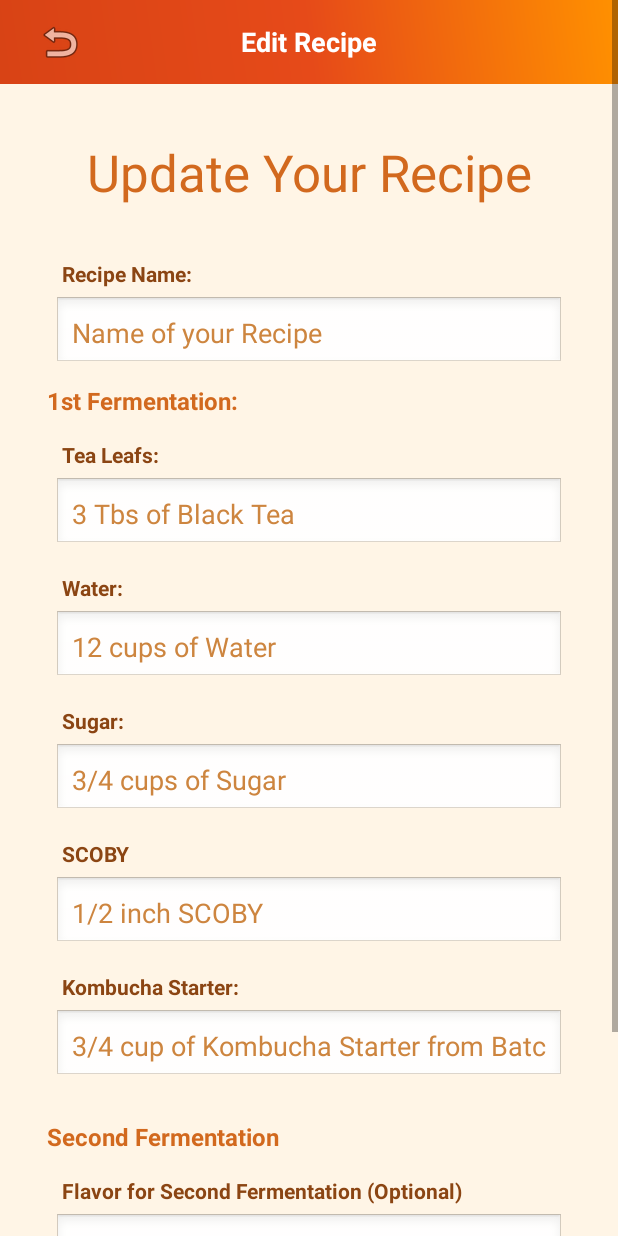
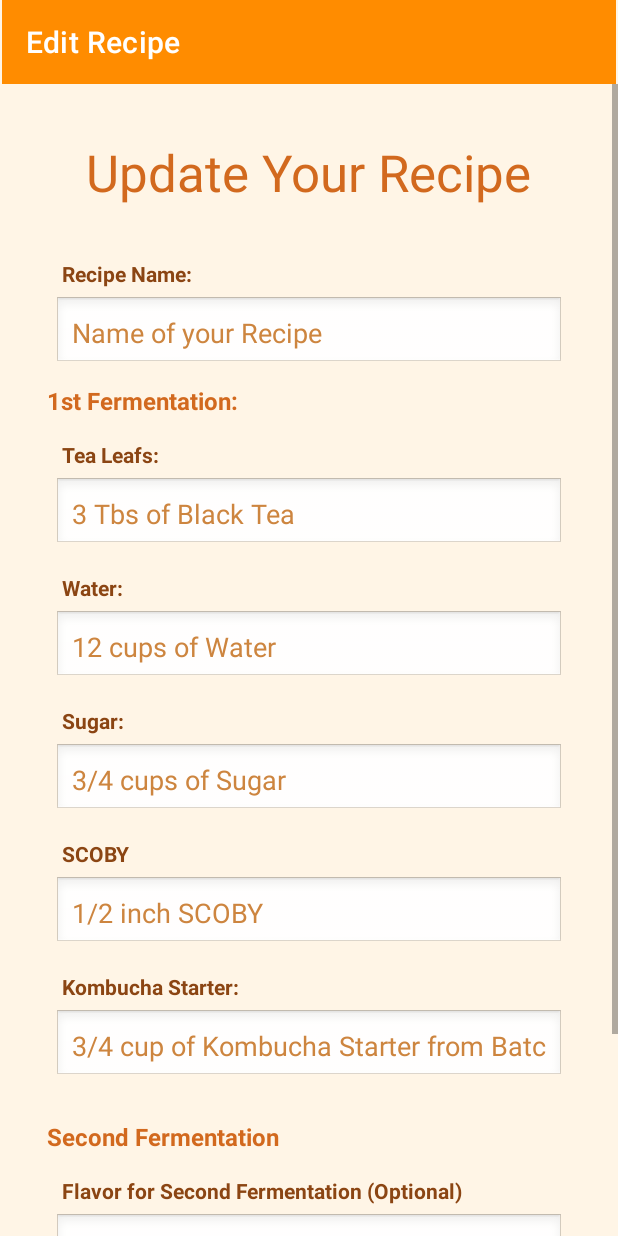
Before and after one commit to ENGR390/SmartKombuchaMonitor, an Android app: the EditRecipeActivity screen opened directly, with no data from a screen before it, on a phone screen of 412 x 824 dp. Run offline under Robolectric (Android 15) with nearby library versions, the light colour scheme and no system bars; 1 statement that could not run was skipped.

Commit message:
Revert "Ui finetuning and bug fixes"

```diff
--- a/app/src/main/res/drawable/status_badge.xml
+++ b/app/src/main/res/drawable/status_badge.xml
@@ -1,6 +1,6 @@
 <?xml version="1.0" encoding="utf-8"?>
 <shape xmlns:android="http://schemas.android.com/apk/res/android"
     android:shape="rectangle">
-    <solid android:color="#FF6D00" />
+    <solid android:color="#4A148C" />
     <corners android:radius="12dp" />
 </shape>
--- a/app/src/main/res/layout/activity_create_anew_recipe.xml
+++ b/app/src/main/res/layout/activity_create_anew_recipe.xml
@@ -254,7 +254,7 @@
                 android:text="Save Recipe"
                 android:textSize="16sp"
                 android:padding="16dp"
-                android:backgroundTint="#FF6D00" />
+                android:backgroundTint="#FF8C00" />
 
             <ProgressBar
                 android:id="@+id/progressBar"
--- a/app/src/main/res/layout/activity_edit_recipe.xml
+++ b/app/src/main/res/layout/activity_edit_recipe.xml
@@ -1,46 +1,33 @@
 <?xml version="1.0" encoding="utf-8"?>
-<ScrollView xmlns:android="http://schemas.android.com/apk/res/android"
+<androidx.constraintlayout.widget.ConstraintLayout xmlns:android="http://schemas.android.com/apk/res/android"
     xmlns:app="http://schemas.android.com/apk/res-auto"
     xmlns:tools="http://schemas.android.com/tools"
-    android:id="@+id/root"
+    android:id="@+id/main"
     android:layout_width="match_parent"
     android:layout_height="match_parent"
-    android:fillViewport="true"
-    android:background="#FFF5E6">
+    android:background="#FFF5E6"
+    tools:context=".EditRecipeActivity">
 
-    <LinearLayout
+    <androidx.appcompat.widget.Toolbar
+        android:id="@+id/toolbar"
+        android:layout_width="409dp"
+        android:layout_height="wrap_content"
+        android:background="#FF8C00"
+        android:minHeight="?attr/actionBarSize"
+        android:theme="?attr/actionBarTheme"
+        app:title="Edit Recipe"
+        app:titleTextColor="#FFFFFF"
+        app:layout_constraintEnd_toEndOf="parent"
+        app:layout_constraintStart_toStartOf="parent"
+        app:layout_constraintTop_toTopOf="parent" />
+
+    <ScrollView
         android:layout_width="match_parent"
-        android:layout_height="wrap_content"
-        android:orientation="vertical">
-
-        <androidx.appcompat.widget.Toolbar
-            android:id="@+id/toolbar"
-            android:layout_width="match_parent"
-            android:layout_height="56dp"
-            android:background="@drawable/gradient_orange_header"
-            android:theme="@style/ThemeOverlay.AppCompat.Dark.ActionBar"
-            app:contentInsetStartWithNavigation="0dp">
-
-            <ImageButton
-                android:id="@+id/btn_back"
-                android:layout_width="48dp"
-                android:layout_height="48dp"
-                android:layout_gravity="start|center_vertical"
-                android:background="?attr/selectableItemBackgroundBorderless"
-                android:contentDescription="Navigate back"
-                android:padding="12dp"
-                android:src="@android:drawable/ic_menu_revert" />
-
-            <TextView
-                android:id="@+id/toolbar_title"
-                android:layout_width="wrap_content"
-                android:layout_height="wrap_content"
-                android:layout_gravity="center"
-                android:text="Edit Recipe"
-                android:textColor="@android:color/white"
-                android:textStyle="bold"
-                android:textSize="18sp"/>
-        </androidx.appcompat.widget.Toolbar>
+        android:layout_height="0dp"
+        app:layout_constraintTop_toBottomOf="@+id/toolbar"
+        app:layout_constraintBottom_toBottomOf="parent"
+        app:layout_constraintStart_toStartOf="parent"
+        app:layout_constraintEnd_toEndOf="parent">
 
         <LinearLayout
             android:layout_width="match_parent"
@@ -50,14 +37,14 @@
 
             <TextView
                 android:id="@+id/textView3"
-                android:layout_width="match_parent"
+                android:layout_width="wrap_content"
                 android:layout_height="wrap_content"
                 android:layout_marginTop="20dp"
                 android:layout_marginBottom="20dp"
                 android:text="Update Your Recipe"
                 android:textAppearance="@style/TextAppearance.AppCompat.Display1"
                 android:textColor="#D2691E"
-                android:gravity="center" />
+                android:layout_gravity="center" />
 
             <TextView
                 android:id="@+id/RecipeNameTextView"
@@ -267,19 +254,19 @@
                 android:text="Update Recipe"
                 android:textSize="16sp"
                 android:padding="16dp"
-                android:backgroundTint="#FF6D00"
-                android:textColor="@android:color/white" />
+                android:backgroundTint="#FF8C00" />
 
             <ProgressBar
                 android:id="@+id/progressBar"
                 android:layout_width="wrap_content"
                 android:layout_height="wrap_content"
-                android:layout_gravity="center_horizontal"
+                android:layout_gravity="center"
                 android:layout_marginTop="16dp"
                 android:layout_marginBottom="24dp"
                 android:indeterminateTint="#FF8C00"
                 android:visibility="gone" />
 
         </LinearLayout>
-    </LinearLayout>
-</ScrollView>
+    </ScrollView>
+
+</androidx.constraintlayout.widget.ConstraintLayout>
--- a/app/src/main/res/layout/activity_view_recipe.xml
+++ b/app/src/main/res/layout/activity_view_recipe.xml
@@ -502,7 +502,7 @@
                 android:layout_height="wrap_content"
                 android:layout_weight="1"
                 android:text="Edit"
-                android:backgroundTint="#FF6D00"
+                android:backgroundTint="#FF8C00"
                 android:layout_marginEnd="4dp" />
 
             <!-- Draft state: Start Brewing -->
--- a/app/src/main/res/layout/item_recipe_card.xml
+++ b/app/src/main/res/layout/item_recipe_card.xml
@@ -103,7 +103,7 @@
                 android:layout_height="wrap_content"
                 android:text="View"
                 android:textSize="14sp"
-                android:backgroundTint="#FF6D00"
+                android:backgroundTint="#4A148C"
                 android:layout_marginEnd="8dp"
                 style="@style/Widget.Material3.Button" />
 
@@ -113,7 +113,7 @@
                 android:layout_height="wrap_content"
                 android:text="Edit"
                 android:textSize="14sp"
-                android:backgroundTint="#FF6D00"
+                android:backgroundTint="#FF9100"
                 android:layout_marginEnd="8dp"
                 style="@style/Widget.Material3.Button" />
 
```
Also changed, not shown: app/src/main/java/com/example/kombuchaapp/EditRecipeActivity.java (+8 -7 lines), app/src/main/java/com/example/kombuchaapp/MainActivity.java (+2 -5 lines), app/src/main/java/com/example/kombuchaapp/SettingsActivity.java (+78 -19 lines), app/src/main/res/layout/activity_main.xml (+56 -52 lines).
